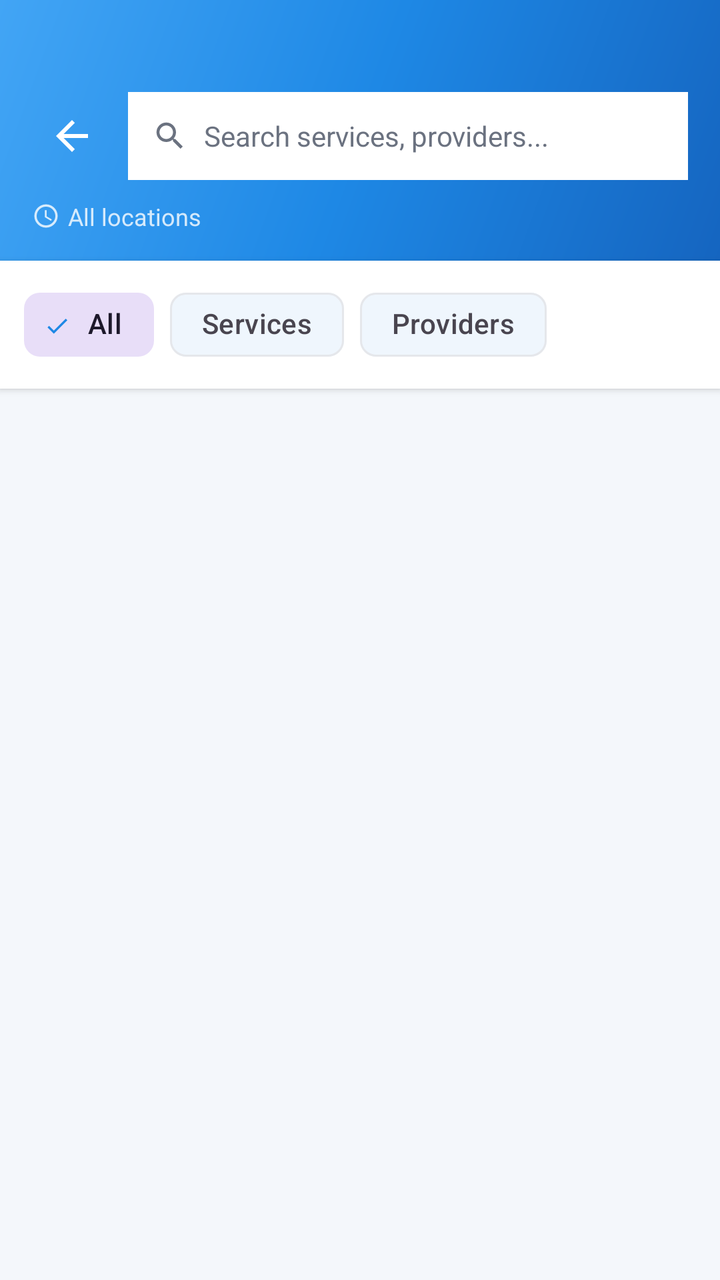
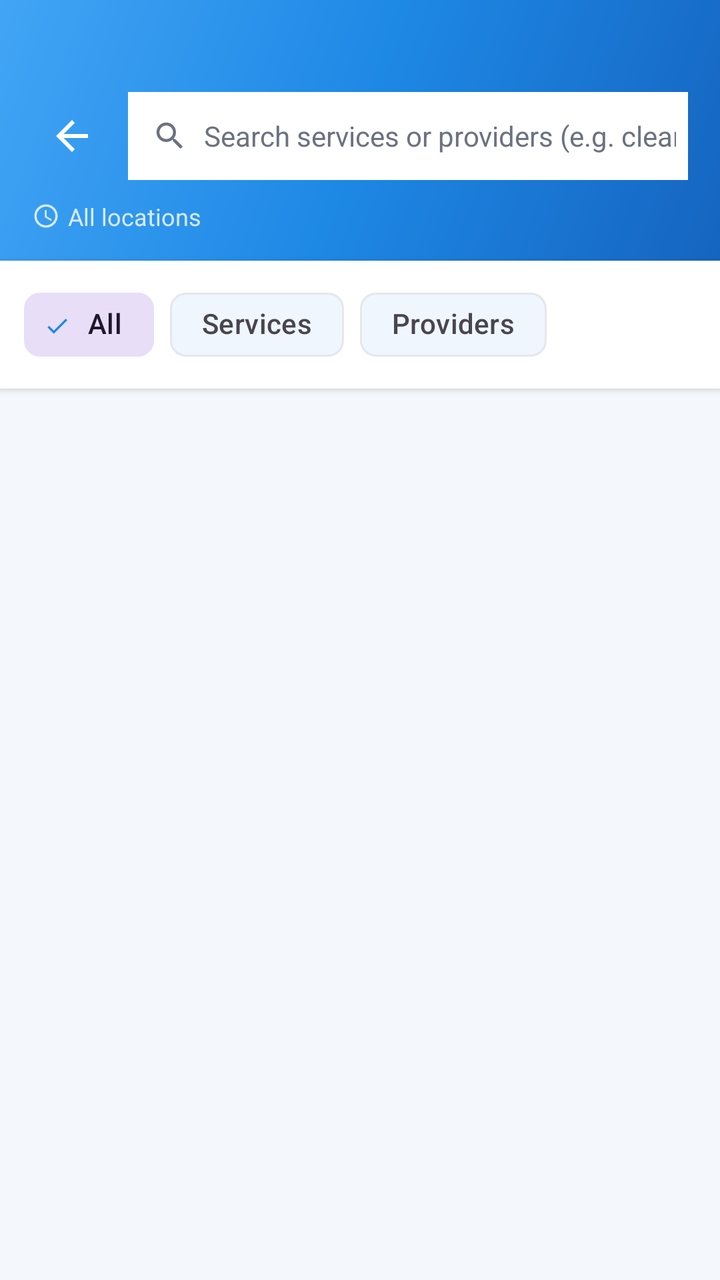

The first picture is an Android layout as it rendered before a commit; the second is the same layout after the commit. The layout source and the unified diff follow.
<!-- AndroidManifest.xml: application theme Theme.QuickFix -->
<!-- res/layout/activity_search_results.xml -->
<?xml version="1.0" encoding="utf-8"?>
<LinearLayout
    xmlns:android="http://schemas.android.com/apk/res/android"
    xmlns:app="http://schemas.android.com/apk/res-auto"
    android:layout_width="match_parent"
    android:layout_height="match_parent"
    android:orientation="vertical"
    android:background="@color/screen_background">

    
    <LinearLayout
        android:layout_width="match_parent"
        android:layout_height="wrap_content"
        android:background="@drawable/bg_profile_header_gradient"
        android:orientation="vertical"
        android:paddingTop="44dp"
        android:paddingBottom="14dp"
        android:paddingStart="16dp"
        android:paddingEnd="16dp">

        
        <LinearLayout
            android:layout_width="match_parent"
            android:layout_height="48dp"
            android:gravity="center_vertical"
            android:orientation="horizontal">

            <ImageView
                android:id="@+id/btnBack"
                android:layout_width="40dp"
                android:layout_height="40dp"
                android:src="@drawable/ic_back"
                app:tint="@color/white"
                android:padding="8dp"
                android:background="?attr/selectableItemBackgroundBorderless"
                android:clickable="true"
                android:focusable="true"
                android:contentDescription="Back" />

            <LinearLayout
                android:layout_width="0dp"
                android:layout_height="44dp"
                android:layout_weight="1"
                android:layout_marginStart="8dp"
                android:background="@color/card_bg"
                android:gravity="center_vertical"
                android:orientation="horizontal"
                android:paddingStart="12dp"
                android:paddingEnd="6dp">

                <ImageView
                    android:layout_width="18dp"
                    android:layout_height="18dp"
                    android:src="@drawable/ic_search"
                    app:tint="@color/text_secondary"
                    android:contentDescription="Search" />

                <EditText
                    android:id="@+id/etSearchResults"
                    android:layout_width="0dp"
                    android:layout_height="match_parent"
                    android:layout_marginStart="8dp"
                    android:layout_weight="1"
                    android:background="@android:color/transparent"
                    android:hint="Search services, providers..."
                    android:textColor="@color/text_primary"
                    android:textColorHint="@color/text_secondary"
                    android:textSize="14sp"
                    android:imeOptions="actionSearch"
                    android:inputType="text"
                    android:singleLine="true" />

                <ImageView
                    android:id="@+id/btnClearResultSearch"
                    android:layout_width="32dp"
                    android:layout_height="32dp"
                    android:src="@drawable/ic_close"
                    app:tint="@color/text_secondary"
                    android:padding="6dp"
                    android:visibility="gone"
                    android:background="?attr/selectableItemBackgroundBorderless"
                    android:clickable="true"
                    android:focusable="true"
                    android:contentDescription="Clear" />
            </LinearLayout>
        </LinearLayout>

        
        <LinearLayout
            android:layout_width="match_parent"
            android:layout_height="wrap_content"
            android:layout_marginTop="8dp"
            android:gravity="center_vertical"
            android:orientation="horizontal">

            <ImageView
                android:layout_width="14dp"
                android:layout_height="14dp"
                android:src="@drawable/ic_location"
                app:tint="#CCFFFFFF"
                android:contentDescription="Location" />

            <TextView
                android:id="@+id/tvSearchLocation"
                android:layout_width="0dp"
                android:layout_height="wrap_content"
                android:layout_weight="1"
                android:layout_marginStart="4dp"
                android:text="All locations"
                android:textColor="#CCFFFFFF"
                android:textSize="12sp" />

            <TextView
                android:id="@+id/tvResultCount"
                android:layout_width="wrap_content"
                android:layout_height="wrap_content"
                android:text=""
                android:textColor="#CCFFFFFF"
                android:textSize="12sp" />
        </LinearLayout>

    </LinearLayout>

    
    <HorizontalScrollView
        android:layout_width="match_parent"
        android:layout_height="wrap_content"
        android:scrollbars="none"
        android:background="@color/card_bg"
        android:elevation="2dp">

        <com.google.android.material.chip.ChipGroup
            android:id="@+id/chipGroupFilter"
            android:layout_width="wrap_content"
            android:layout_height="wrap_content"
            android:paddingStart="12dp"
            android:paddingEnd="12dp"
            android:paddingTop="8dp"
            android:paddingBottom="8dp"
            app:singleSelection="true"
            app:selectionRequired="true">

            <com.google.android.material.chip.Chip
                android:id="@+id/chipAll"
                style="@style/Widget.Material3.Chip.Filter"
                android:layout_width="wrap_content"
                android:layout_height="wrap_content"
                android:checked="true"
                android:text="All" />

            <com.google.android.material.chip.Chip
                android:id="@+id/chipServices"
                style="@style/Widget.Material3.Chip.Filter"
                android:layout_width="wrap_content"
                android:layout_height="wrap_content"
                android:text="Services" />

            <com.google.android.material.chip.Chip
                android:id="@+id/chipProviders"
                style="@style/Widget.Material3.Chip.Filter"
                android:layout_width="wrap_content"
                android:layout_height="wrap_content"
                android:text="Providers" />

        </com.google.android.material.chip.ChipGroup>
    </HorizontalScrollView>

    
    <FrameLayout
        android:layout_width="match_parent"
        android:layout_height="0dp"
        android:layout_weight="1">

        <androidx.recyclerview.widget.RecyclerView
            android:id="@+id/rvResults"
            android:layout_width="match_parent"
            android:layout_height="match_parent"
            android:clipToPadding="false"
            android:paddingTop="8dp"
            android:paddingBottom="16dp" />

        <ProgressBar
            android:id="@+id/progressBar"
            android:layout_width="48dp"
            android:layout_height="48dp"
            android:layout_gravity="center"
            android:indeterminateTint="@color/primary"
            android:visibility="gone" />

        <LinearLayout
            android:id="@+id/emptyState"
            android:layout_width="wrap_content"
            android:layout_height="wrap_content"
            android:layout_gravity="center"
            android:orientation="vertical"
            android:gravity="center"
            android:visibility="gone">

            <ImageView
                android:layout_width="72dp"
                android:layout_height="72dp"
                android:src="@drawable/ic_search"
                app:tint="#BDBDBD"
                android:contentDescription="No results" />

            <TextView
                android:id="@+id/tvEmptyTitle"
                android:layout_width="wrap_content"
                android:layout_height="wrap_content"
                android:layout_marginTop="12dp"
                android:text="No results found"
                android:textColor="#9E9E9E"
                android:textSize="16sp"
                android:textStyle="bold" />

            <TextView
                android:id="@+id/tvEmptySubtitle"
                android:layout_width="wrap_content"
                android:layout_height="wrap_content"
                android:layout_marginTop="6dp"
                android:gravity="center"
                android:text="Try a different keyword or location"
                android:textColor="#BDBDBD"
                android:textSize="13sp" />
        </LinearLayout>

    </FrameLayout>

</LinearLayout>
<!-- resources referenced by this layout -->
<resources>
  <color name="card_bg">#FFFFFF</color>
  <color name="primary">#1E88E5</color>
  <color name="screen_background">#F4F7FB</color>
  <color name="text_primary">#1A1A2E</color>
  <color name="text_secondary">#6B7280</color>
  <color name="white">#FFFFFFFF</color>
  <!-- drawable bg_profile_header_gradient (drawable) -->
  <?xml version="1.0" encoding="utf-8"?>
  <shape xmlns:android="http://schemas.android.com/apk/res/android">
      <gradient
          android:startColor="#1565C0"
          android:centerColor="#1E88E5"
          android:endColor="#42A5F5"
          android:angle="135"
          android:type="linear" />
  </shape>
  <!-- drawable ic_back (drawable) -->
  <vector xmlns:android="http://schemas.android.com/apk/res/android"
      android:width="24dp"
      android:height="24dp"
      android:viewportWidth="24"
      android:viewportHeight="24">
      <path
          android:fillColor="@android:color/black"
          android:pathData="M20,11H7.83l5.59,-5.59L12,4l-8,8 8,8 1.41,-1.41L7.83,13H20v-2z" />
  </vector>
  <!-- drawable ic_close (drawable) -->
  <vector xmlns:android="http://schemas.android.com/apk/res/android"
      android:width="24dp"
      android:height="24dp"
      android:viewportWidth="24"
      android:viewportHeight="24">
      <path
          android:fillColor="#FFFFFF"
          android:pathData="M19,6.41L17.59,5 12,10.59 6.41,5 5,6.41 10.59,12 5,17.59 6.41,19 12,13.41 17.59,19 19,17.59 13.41,12z"/>
  </vector>
  <!-- drawable ic_location (drawable) -->
  <?xml version="1.0" encoding="utf-8"?>
  <vector xmlns:android="http://schemas.android.com/apk/res/android"
      android:width="24dp"
      android:height="24dp"
      android:viewportWidth="24"
      android:viewportHeight="24">
      <path
          android:fillColor="#666666"
          android:pathData="M12,2C6.48,2 2,6.48 2,12s4.48,10 10,10 10,-4.48 10,-10S17.52,2 12,2zM12,20c-4.42,0 -8,-3.58 -8,-8s3.58,-8 8,-8 8,3.58 8,8 -3.58,8 -8,8zM12.5,7H11v6l5.25,3.15 0.75,-1.23 -4.5,-2.67z"/>
  </vector>
  <style name="Theme.QuickFix" parent="Base.Theme.QuickFix" />
  <color name="primary_dark">#1565C0</color>
  <color name="accent_green">#43A047</color>
  <color name="surface_variant">#F5F7FA</color>
  <color name="divider">#E5E7EB</color>
  <style name="Theme.QuickFix.AdminDialog" parent="ThemeOverlay.Material3.MaterialAlertDialog">
          <item name="colorSurface">@color/card_bg</item>
          <item name="colorOnSurface">@color/text_primary</item>
          <item name="colorOutline">@color/divider</item>
      </style>
  <style name="Theme.QuickFix.BottomSheet" parent="ThemeOverlay.Material3.BottomSheetDialog">
          <item name="colorSurface">@color/card_bg</item>
          <item name="colorOnSurface">@color/text_primary</item>
          <item name="android:colorBackground">@color/card_bg</item>
      </style>
  <style name="Widget.QuickFix.Button" parent="Widget.Material3.Button">
          <item name="backgroundTint">@color/primary</item>
          <item name="android:textColor">@color/white</item>
      </style>
  <style name="Widget.QuickFix.Chip.Filter" parent="Widget.Material3.Chip.Filter">
          <item name="chipBackgroundColor">@color/surface_variant</item>
          <item name="android:textColor">@color/text_primary</item>
          <item name="checkedIconTint">@color/primary</item>
      </style>
  <color name="input_background">#FFFFFF</color>
  <color name="input_stroke">#1E88E5</color>
  <color name="error_red">#D32F2F</color>
  <color name="input_hint">#6B7280</color>
  <color name="input_icon">#455A64</color>
  <!-- unchanged entries left out for length: 3 -->
</resources>

<!-- the commit's change to res/layout/activity_search_results.xml (unified diff, before → after) -->
@@ -62,7 +62,7 @@
                     android:layout_marginStart="8dp"
                     android:layout_weight="1"
                     android:background="@android:color/transparent"
-                    android:hint="Search services, providers..."
+                    android:hint="Search services or providers (e.g. cleaning near me)"
                     android:textColor="@color/text_primary"
                     android:textColorHint="@color/text_secondary"
                     android:textSize="14sp"
